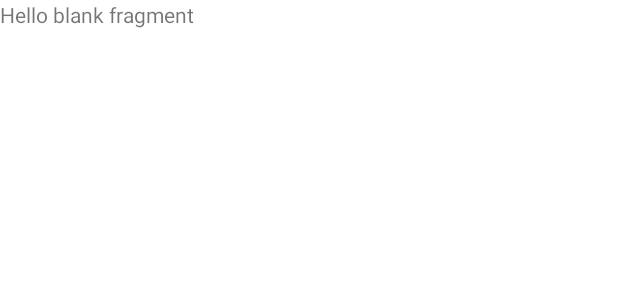
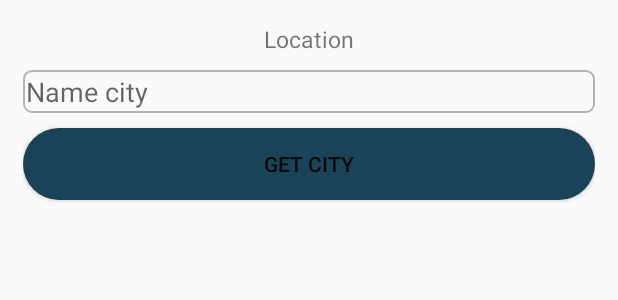
Before and after one commit to adelwww/NewWeatherApp, an Android app: the layout fragment_weather_detail.xml on its own in the app's theme, with its tools: preview values and no code run, on a phone screen of 412 x 824 dp. Shown: the top 300 px of the screen. Run offline under Robolectric (Android 15) with nearby library versions, the phone set to English and light mode, and no system bars.

Commit message:
2 dz + исправленное 1 дз

```diff
--- /dev/null
+++ b/app/src/main/res/drawable/oval_blue_btn.xml
@@ -0,0 +1,9 @@
+<?xml version="1.0" encoding="utf-8"?>
+<shape xmlns:android="http://schemas.android.com/apk/res/android">
+
+    <corners android:bottomRightRadius="30dp"
+        android:topLeftRadius="30dp"
+        android:topRightRadius="30dp"
+        android:bottomLeftRadius="30dp" />
+    <solid android:color="@color/dark_blue"/>
+</shape>
--- /dev/null
+++ b/app/src/main/res/drawable/restangle_backround.xml
@@ -0,0 +1,9 @@
+<?xml version="1.0" encoding="utf-8"?>
+<shape xmlns:android="http://schemas.android.com/apk/res/android" android:id="@+id/listview_background_shape">
+    <stroke android:width="1dp" android:color="#B3B3B3" />
+    <padding android:left="2dp"
+        android:top="2dp"
+        android:right="2dp"
+        android:bottom="2dp" />
+    <corners android:radius="5dp" />
+</shape>
--- a/app/src/main/res/layout/fragment_weather_detail.xml
+++ b/app/src/main/res/layout/fragment_weather_detail.xml
@@ -1,14 +1,33 @@
 <?xml version="1.0" encoding="utf-8"?>
-<FrameLayout xmlns:android="http://schemas.android.com/apk/res/android"
+<LinearLayout xmlns:android="http://schemas.android.com/apk/res/android"
     xmlns:tools="http://schemas.android.com/tools"
     android:layout_width="match_parent"
+    android:orientation="vertical"
+    android:padding="15dp"
     android:layout_height="match_parent"
     tools:context=".ui.weather_detail.WeatherDetailFragment">
 
-    <!-- TODO: Update blank fragment layout -->
     <TextView
         android:layout_width="match_parent"
-        android:layout_height="match_parent"
-        android:text="@string/hello_blank_fragment" />
+        android:layout_height="wrap_content"
+        android:text="Location"
+        android:textAlignment="center"
+        android:textSize="15sp" />
 
-</FrameLayout>
+    <EditText
+        android:id="@+id/search_city"
+        android:layout_width="match_parent"
+        android:layout_height="wrap_content"
+        android:layout_marginTop="10dp"
+        android:background="@drawable/restangle_backround"
+        android:hint="Name city" />
+
+    <Button
+        android:id="@+id/get_city_btn"
+        android:layout_width="match_parent"
+        android:layout_height="wrap_content"
+        android:layout_marginTop="10dp"
+        android:background="@drawable/oval_blue_btn"
+        android:text="get city" />
+
+</LinearLayout>
--- a/app/src/main/res/values-night/themes.xml
+++ b/app/src/main/res/values-night/themes.xml
@@ -1,6 +1,6 @@
 <resources xmlns:tools="http://schemas.android.com/tools">
     <!-- Base application theme. -->
-    <style name="Theme.NewWeatherApp" parent="Theme.MaterialComponents.DayNight.DarkActionBar">
+    <style name="Theme.NewWeatherApp" parent="Theme.AppCompat.Light.NoActionBar">
         <!-- Primary brand color. -->
         <item name="colorPrimary">@color/purple_200</item>
         <item name="colorPrimaryVariant">@color/purple_700</item>
--- a/app/src/main/res/values/colors.xml
+++ b/app/src/main/res/values/colors.xml
@@ -9,4 +9,5 @@
     <color name="white">#FFFFFFFF</color>
     <color name="grey">#BCBCBC</color>
     <color name="holo_blue">#140DA0EA</color>
+    <color name="dark_blue">#1B4357</color>
 </resources>
--- a/app/src/main/res/values/themes.xml
+++ b/app/src/main/res/values/themes.xml
@@ -1,6 +1,6 @@
 <resources xmlns:tools="http://schemas.android.com/tools">
     <!-- Base application theme. -->
-    <style name="Theme.NewWeatherApp" parent="Theme.MaterialComponents.DayNight.DarkActionBar">
+    <style name="Theme.NewWeatherApp" parent="Theme.AppCompat.Light.NoActionBar">
         <!-- Primary brand color. -->
         <item name="colorPrimary">@color/purple_500</item>
         <item name="colorPrimaryVariant">@color/purple_700</item>
--- a/build.gradle
+++ b/build.gradle
@@ -7,6 +7,12 @@ buildscript {
     dependencies {
         classpath "com.android.tools.build:gradle:7.0.2"
 
+        def nav_version = '2.3.5'
+        classpath "androidx.navigation:navigation-safe-args-gradle-plugin:$nav_version"
+
+        classpath 'com.google.dagger:hilt-android-gradle-plugin:2.38.1'
+
+
         // NOTE: Do not place your application dependencies here; they belong
         // in the individual module build.gradle files
     }
```
Also changed, not shown: app/build.gradle (+9 -0 lines), app/src/main/java/com/example/newweatherapp/MainActivity.java (+9 -1 lines), app/src/main/java/com/example/newweatherapp/base/BaseFragment.java (deleted, +0 -46 lines), app/src/main/java/com/example/newweatherapp/data/repository/WeatherRepository.java (+18 -3 lines), app/src/main/java/com/example/newweatherapp/di/AppModule.java (added, +53 -0 lines), app/src/main/java/com/example/newweatherapp/ui/weather/WeatherFragment.java (+26 -3 lines), app/src/main/java/com/example/newweatherapp/ui/weather/WeatherViewModel.java (+13 -4 lines), app/src/main/java/com/example/newweatherapp/ui/weather_detail/WeatherDetailFragment.java (+32 -1 lines), app/src/main/java/com/example/newweatherapp/utils/App.java (+3 -6 lines), app/src/main/res/navigation/nav_graph.xml (+13 -2 lines).
